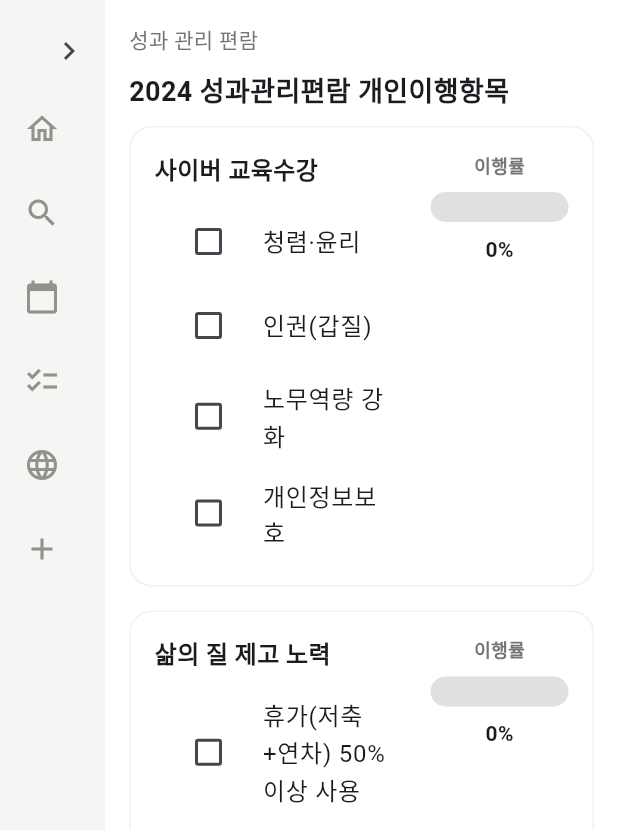
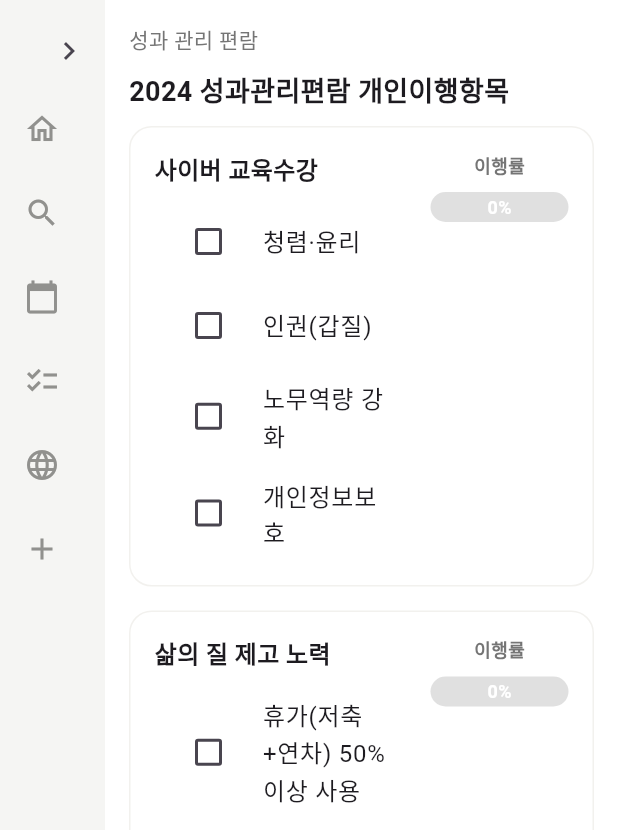
Before and after one commit to hwan03/note, a Flutter app: the ToDoPage screen opened directly, after a tap on the "chevron left" icon, on a phone screen of 412 x 824 dp. Shown: the top 830 px of the screen. Run offline on Flutter 3.47's test engine with Material 3 defaults, Android fonts, the phone set to English and light mode, and no system bars; our stand-ins replace shared_preferences, table_calendar; accounts and stored records are empty.

Commit message:
이행률 텍스트를 차트 안으로

```diff
--- a/lib/to_do.dart
+++ b/lib/to_do.dart
@@ -193,15 +193,20 @@ class _ToDoPageState extends State<ToDoPage> {
                                             ),
                                           ),
                                         ),
+                                        Positioned.fill(
+                                          child: Align(
+                                            alignment: Alignment.center,
+                                            child: Text(
+                                              '${(progress * 100).toStringAsFixed(0)}%',
+                                              style: TextStyle(
+                                                fontSize: 12,
+                                                fontWeight: FontWeight.bold,
+                                                color: Colors.white,
+                                              ),
+                                            ),
+                                          ),
+                                        ),
                                       ],
-                                    ),
-                                    SizedBox(height: 8),
-                                    Text(
-                                      '${(progress * 100).toStringAsFixed(0)}%',
-                                      style: TextStyle(
-                                        fontSize: 14,
-                                        fontWeight: FontWeight.bold,
-                                      ),
                                     ),
                                   ],
                                 ),
```
